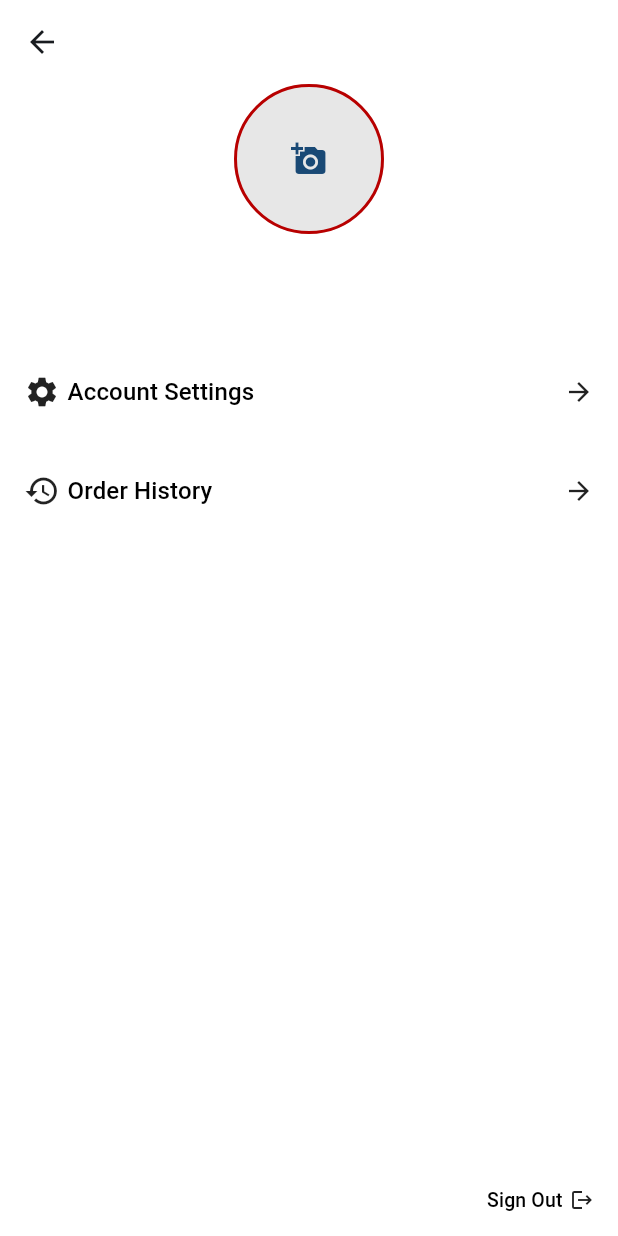
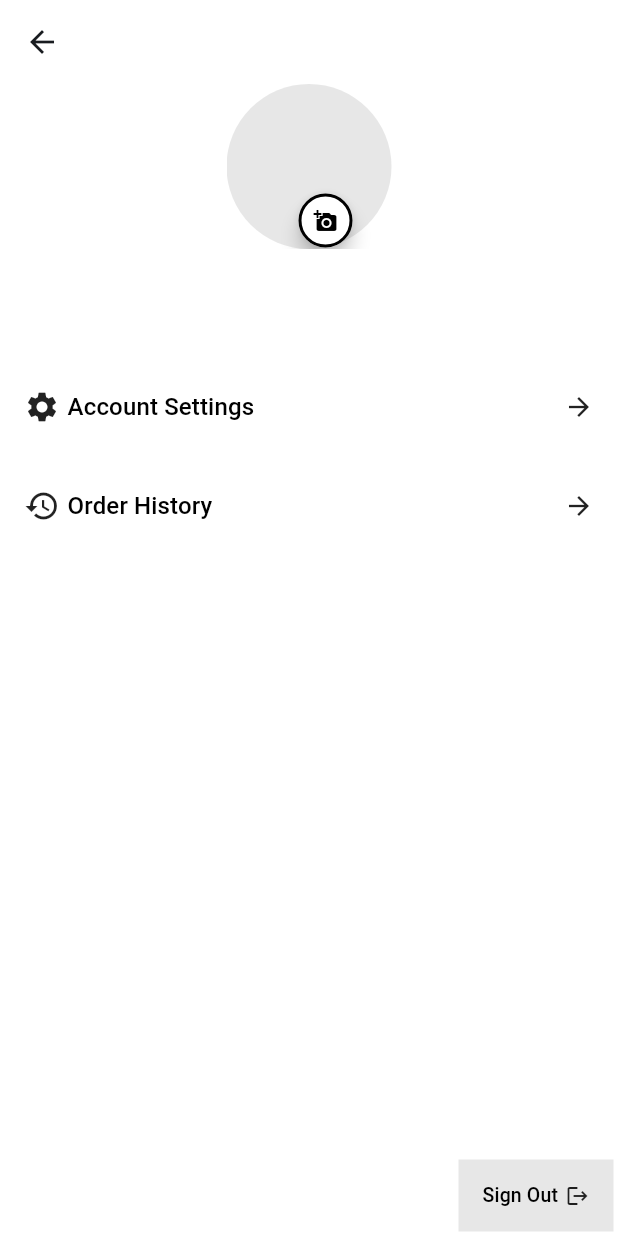
Before and after one commit to Mia703/flavour-town-subs-flutter-application, a Flutter app: the AccountPage screen opened directly, after a tap on the "add a photo" icon, on a phone screen of 412 x 824 dp. Run offline on Flutter 3.47's test engine with Material 3 defaults, Android fonts, the phone set to English and light mode, and no system bars; our stand-ins replace camera, google_fonts, image_picker, smooth_page_indicator, supabase_flutter; accounts and stored records are empty; Roboto replaces fonts that are missing (Anybody).

Commit message:
Saving Avatar Photo
- attempted to save path to avatar photo to db
-- updated currentUser global variable to contain uuid and imagePath

```diff
--- a/lib/main.dart
+++ b/lib/main.dart
@@ -1,3 +1,4 @@
+import 'package:camera/camera.dart';
 import 'package:flavour_town_subs_flutter_application/database/api.dart';
 import 'package:flavour_town_subs_flutter_application/pages/home_page.dart';
 import 'package:flavour_town_subs_flutter_application/theme.dart';
@@ -9,9 +10,13 @@ import 'package:supabase_flutter/supabase_flutter.dart';
 // gobal user object. udpates as user logs in and out
 CurrentUser currentUser = CurrentUser();
 
+// returns the list of cameras available on the device
+late List<CameraDescription> cameras;
+
 Future<void> main() async {
   WidgetsFlutterBinding.ensureInitialized();
   await Supabase.initialize(url: supabaseURL, anonKey: supabaseKey);
+  cameras = await availableCameras();
   runApp(const MyApp());
 }
 
--- a/lib/pages/account_page.dart
+++ b/lib/pages/account_page.dart
@@ -1,9 +1,11 @@
+import 'dart:io';
 import 'package:flavour_town_subs_flutter_application/pages/account_settings_page.dart';
 import 'package:flavour_town_subs_flutter_application/pages/order_history_page.dart';
 import 'package:flavour_town_subs_flutter_application/main.dart';
 import 'package:flavour_town_subs_flutter_application/pages/login_page.dart';
 import 'package:flavour_town_subs_flutter_application/theme.dart';
 import 'package:flutter/material.dart';
+import 'package:image_picker/image_picker.dart';
 import 'package:supabase_flutter/supabase_flutter.dart';
 
 class AccountPage extends StatefulWidget {
@@ -16,21 +18,36 @@ class AccountPage extends StatefulWidget {
 class _AccountPageState extends State<AccountPage> {
   late TextEditingController _accountUsernameChange;
   late TextEditingController _accountPasswordChange;
+  File? _imageFile;
 
   final supabase = Supabase.instance.client;
 
-  // Future<void> _getUsersName() async {
-  //   try {
-  //     print('get the user\'s first and last name');
+  Future<void> _saveAvatarImage(String uuid, String imagePath) async {
+    try {
+      final response =
+          await supabase.from('avatars').select('*').eq('uuid', uuid);
 
-  //     final response = await supabase
-  //         .from('users')
-  //         .select('firstname, lastname')
-  //         .eq('username', username);
-  //   } catch (e) {
-  //     throw Exception('Error: $e');
-  //   }
-  // }
+      if (response.isEmpty) {
+        print('the user\'s image does not exist in the table');
+
+        final data = await supabase
+            .from('avatars')
+            .insert({'avatars': imagePath})
+            .eq('uuid', uuid)
+            .select();
+      } else {
+        print('the user\'s image does exist in the table.');
+
+        final data = await supabase
+            .from('avatars')
+            .update({'avatars': imagePath})
+            .eq('uuid', uuid)
+            .select();
+      }
+    } catch (e) {
+      throw Exception('Error: $e');
+    }
+  }
 
   @override
   void initState() {
@@ -46,6 +63,8 @@ class _AccountPageState extends State<AccountPage> {
     super.dispose();
   }
 
+  Future<void> _getAvatarImage() async {}
+
   @override
   Widget build(BuildContext context) {
     return Scaffold(
@@ -53,22 +72,59 @@ class _AccountPageState extends State<AccountPage> {
         backgroundColor: primaryColourWhite,
       ),
       body: SafeArea(
+        child: Stack(
+          children: [
+            SingleChildScrollView(
               child: Column(
                 children: [
                   // ================= ACCOUNT USER AVATAR CONTAINER =================
-            Center(
+                  Stack(
+                    alignment: Alignment.center,
+                    children: [
+                      // TODO: make it so that the material button doesn't disappear
+                      // TODO; also make the image persistent
+                      CircleAvatar(
+                        backgroundColor: primaryColourLightGrey,
+                        radius: 55.00,
+                        backgroundImage:
+                            _imageFile != null ? FileImage(_imageFile!) : null,
+                      ),
+                      Positioned(
+                        bottom: -5,
+                        right: 0,
                         child: MaterialButton(
-                onPressed: () {
-                  // TODO: on press open gallery to add image
+                          elevation: 5,
+                          color: primaryColourWhite,
+                          onPressed: () async {
+                            final XFile? pickedImage = await ImagePicker()
+                                .pickImage(source: ImageSource.gallery);
+
+                            if (pickedImage != null) {
+                              setState(() {
+                                print(
+                                    'save the selected image to the database');
+                                // _saveAvatarImage(
+                                //     currentUser.getUUID(), pickedImage.path);
+
+                                print('display the selected image');
+                                _imageFile = File(pickedImage.path);
+                              });
+                            }
                           },
                           shape: const CircleBorder(
-                    side: BorderSide(color: primaryColourRed, width: 2.00)),
-                child: const CircleAvatar(
-                  backgroundColor: primaryColourLightGrey,
-                  radius: 50.00,
-                  child: Icon(Icons.add_a_photo),
+                            side: BorderSide(
+                              color: primaryColourBlack,
+                              width: 2.00,
                             ),
                           ),
+                          child: const Icon(
+                            Icons.add_a_photo,
+                            size: paragraph,
+                            color: primaryColourBlack,
+                          ),
+                        ),
+                      ),
+                    ],
                   ),
                   addSpacer('height', 16.00),
                   // ================= ACCOUNT USER FIRST & LAST NAME =================
@@ -161,11 +217,19 @@ class _AccountPageState extends State<AccountPage> {
                       ],
                     ),
                   ),
+                ],
+              ),
+            ),
             // ================= SIGN OUT BUTTON
-            Flexible(
+            Align(
+              alignment: Alignment.bottomRight,
+              child: Flexible(
                 fit: FlexFit.loose,
                 child: Align(
                   alignment: Alignment.bottomRight,
+                  child: Container(
+                    margin: addMargin('default', 3.00),
+                    color: primaryColourLightGrey,
                     child: MaterialButton(
                       onPressed: () {
                         print('sign out. clearing global user object');
@@ -183,7 +247,8 @@ class _AccountPageState extends State<AccountPage> {
                           const Text(
                             'Sign Out',
                             style: TextStyle(
-                            fontSize: paragraph - 3, color: primaryColourBlack),
+                                fontSize: paragraph - 3,
+                                color: primaryColourBlack),
                           ),
                           addSpacer('width', 5.00),
                           const Icon(
@@ -195,6 +260,8 @@ class _AccountPageState extends State<AccountPage> {
                     ),
                   ),
                 ),
+              ),
+            ),
           ],
         ),
       ),
--- a/lib/pages/login_page.dart
+++ b/lib/pages/login_page.dart
@@ -48,6 +48,7 @@ class _LoginPageState extends State<LoginPage> {
       } else {
         print('user exists in table. updating global user object');
         final data = response[0];
+        currentUser.setUUID(data['uuid']);
         currentUser.setFirstName(data['firstname']);
         currentUser.setLastName(data['lastname']);
         currentUser.setUsername(data['username']);
--- a/lib/pages/product_page.dart
+++ b/lib/pages/product_page.dart
@@ -46,7 +46,9 @@ class _ProductPageState extends State<ProductPage> {
                   children: [
                     // ================= MENU BUTTON
                     MaterialButton(
-                      onPressed: () {},
+                      onPressed: () {
+                        Navigator.pushReplacement(context, MaterialPageRoute(builder: (context) => const ProductPage()));
+                      },
                       child: const Column(
                         mainAxisSize: MainAxisSize.min,
                         children: [
--- a/lib/pages/signup_page.dart
+++ b/lib/pages/signup_page.dart
@@ -38,8 +38,9 @@ class _SignUpPageState extends State<SignUpPage> {
 
         // by default just .insert() doesn't return anything
         // adding select returns the inserted data on success?
+        var id = uuid.v1();
         final data = await supabase.from('users').insert({
-          'uuid': uuid.v1(),
+          'uuid': id,
           'firstname': firstName,
           'lastname': lastName,
           'username': username,
@@ -69,6 +70,7 @@ class _SignUpPageState extends State<SignUpPage> {
           print('data insertion was successful');
 
           print('update global user object');
+          currentUser.setUUID(id);
           currentUser.setFirstName(firstName);
           currentUser.setLastName(lastName);
           currentUser.setUsername(username);
--- a/pubspec.yaml
+++ b/pubspec.yaml
@@ -7,10 +7,14 @@ environment:
   sdk: ">=3.4.3 <4.0.0"
 
 dependencies:
+  camera: ^0.11.0+1
   flutter:
     sdk: flutter
   google_fonts: ^6.2.1
+  image_gallery_saver: ^2.0.3
+  image_picker: ^1.1.2
   path: ^1.9.0
+  path_provider: ^2.1.4
   smooth_page_indicator: ^1.2.0+3
   supabase_flutter: ^2.5.9
   uuid: ^4.4.2
```
Also changed, not shown: lib/components/onboarding_orientation.dart (added, +36 -0 lines), lib/pages/home_page.dart (+8 -0 lines), lib/user.dart (+18 -0 lines), pubspec.lock, 7 other files. Lines whose indentation alone changed are shown as unchanged.
